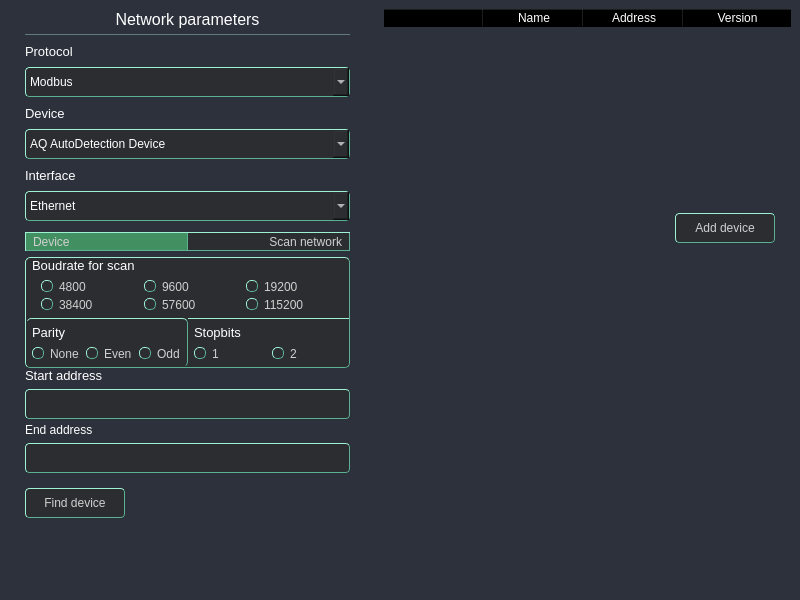
Qt form UI/forms/AqAddDeviceWindow.ui (romangolovkou/AQteck_toolMAX) before a commit.
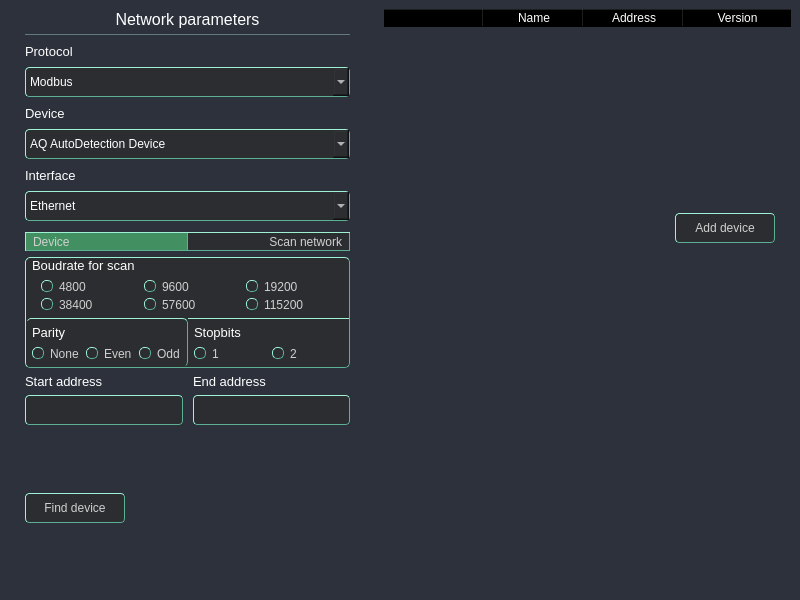
The same form after that commit. Icons and pictures are not drawn. Custom widgets are drawn as their Qt base class.

Commit message: правки UI для скан нетворк у вікні адд девайс

```diff
--- a/UI/forms/AqAddDeviceWindow.ui
+++ b/UI/forms/AqAddDeviceWindow.ui
@@ -526,7 +526,7 @@
              <number>0</number>
             </property>
             <property name="bottomMargin">
-             <number>5</number>
+             <number>10</number>
             </property>
             <item alignment="Qt::AlignTop">
              <widget class="QStackedWidget" name="stackedWidget">
@@ -921,7 +921,7 @@
                    </property>
                    <layout class="QVBoxLayout" name="verticalLayout_10">
                     <property name="spacing">
-                     <number>0</number>
+                     <number>6</number>
                     </property>
                     <property name="leftMargin">
                      <number>0</number>
@@ -1182,7 +1182,7 @@
                                  <number>0</number>
                                 </property>
                                 <item>
-                                 <widget class="QCheckBox" name="checkBoxNone_2">
+                                 <widget class="QCheckBox" name="checkBoxNone">
                                   <property name="text">
                                    <string>None</string>
                                   </property>
@@ -1192,14 +1192,14 @@
                                  </widget>
                                 </item>
                                 <item>
-                                 <widget class="QCheckBox" name="checkBoxEven_2">
+                                 <widget class="QCheckBox" name="checkBoxEven">
                                   <property name="text">
                                    <string>Even</string>
                                   </property>
                                  </widget>
                                 </item>
                                 <item>
-                                 <widget class="QCheckBox" name="checkBoxOdd_2">
+                                 <widget class="QCheckBox" name="checkBoxOdd">
                                   <property name="text">
                                    <string>Odd</string>
                                   </property>
@@ -1284,7 +1284,7 @@
                                  <number>0</number>
                                 </property>
                                 <item>
-                                 <widget class="QCheckBox" name="checkBox1">
+                                 <widget class="QCheckBox" name="checkBox1sb">
                                   <property name="text">
                                    <string>1</string>
                                   </property>
@@ -1294,7 +1294,7 @@
                                  </widget>
                                 </item>
                                 <item>
-                                 <widget class="QCheckBox" name="checkBox2">
+                                 <widget class="QCheckBox" name="checkBox2sb">
                                   <property name="text">
                                    <string>2</string>
                                   </property>
@@ -1316,6 +1316,30 @@
                      </widget>
                     </item>
                     <item alignment="Qt::AlignTop">
+                     <widget class="QFrame" name="slaveIdFrame">
+                      <property name="frameShape">
+                       <enum>QFrame::StyledPanel</enum>
+                      </property>
+                      <property name="frameShadow">
+                       <enum>QFrame::Raised</enum>
+                      </property>
+                      <layout class="QHBoxLayout" name="horizontalLayout_10">
+                       <property name="spacing">
+                        <number>10</number>
+                       </property>
+                       <property name="leftMargin">
+                        <number>0</number>
+                       </property>
+                       <property name="topMargin">
+                        <number>0</number>
+                       </property>
+                       <property name="rightMargin">
+                        <number>0</number>
+                       </property>
+                       <property name="bottomMargin">
+                        <number>0</number>
+                       </property>
+                       <item>
                      <widget class="QFrame" name="startAddressFrame">
                       <property name="frameShape">
                        <enum>QFrame::StyledPanel</enum>
@@ -1367,7 +1391,7 @@
                       </layout>
                      </widget>
                     </item>
-                    <item alignment="Qt::AlignTop">
+                       <item>
                      <widget class="QFrame" name="endAddressFrame">
                       <property name="frameShape">
                        <enum>QFrame::StyledPanel</enum>
@@ -1390,6 +1414,11 @@
                        </property>
                        <item>
                         <widget class="QLabel" name="endLineEditLabelLabel">
+                            <property name="font">
+                             <font>
+                              <pointsize>10</pointsize>
+                             </font>
+                            </property>
                          <property name="text">
                           <string>End address</string>
                          </property>
@@ -1409,6 +1438,9 @@
                            <height>30</height>
                           </size>
                          </property>
+                           </widget>
+                          </item>
+                         </layout>
                         </widget>
                        </item>
                       </layout>
```
Lines whose indentation alone changed are shown as unchanged. The commit also changes 1 other file.
